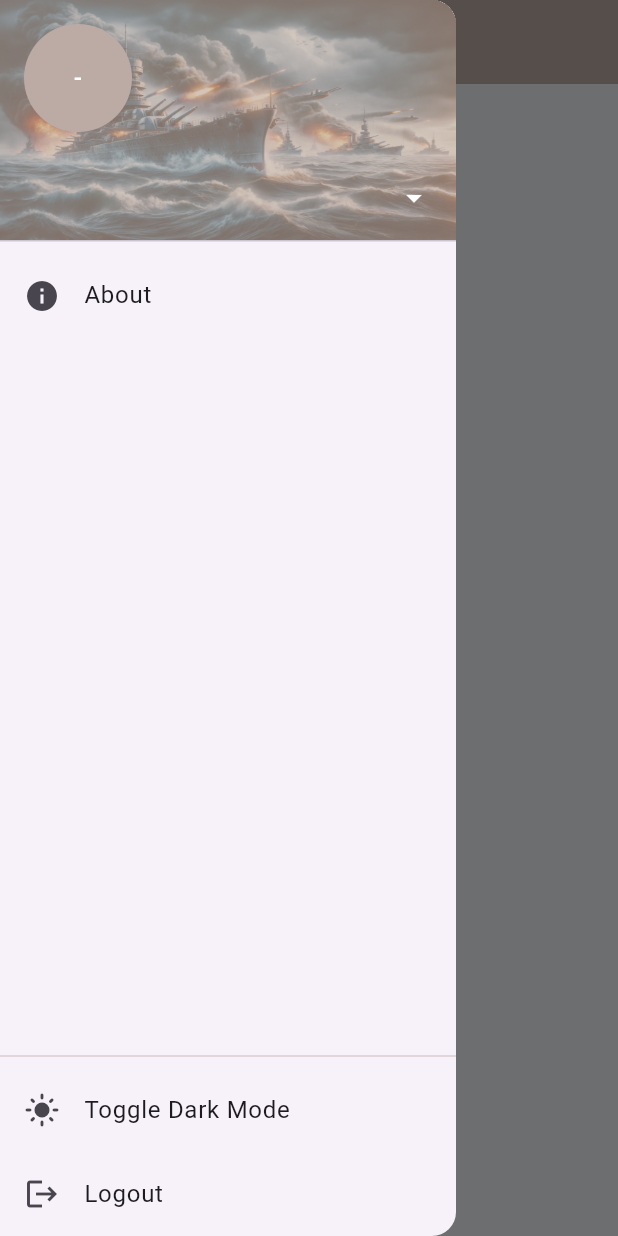
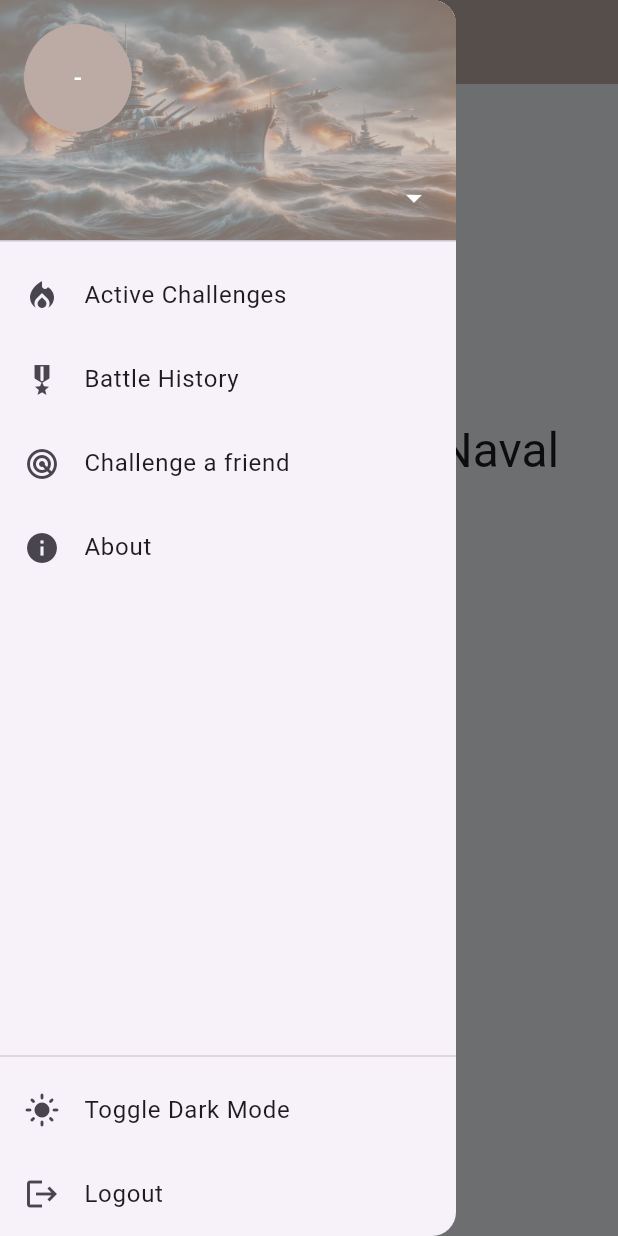
Before and after one commit to dragospaulpop-teach/flutter-battleships, a Flutter app: the screen it shows once a user with an empty profile is signed in, with the side drawer open, on a phone screen of 412 x 824 dp. Run offline on Flutter 3.47's test engine with Material 2 defaults, Android fonts, the light colour scheme and no system bars; our stand-ins replace cloud_firestore, firebase_auth, firebase_core; accounts and stored records are empty; generated files the repository leaves out were written again.

Commit message:
challenges work

```diff
--- a/lib/components/app_drawer.dart
+++ b/lib/components/app_drawer.dart
@@ -8,9 +8,9 @@ class AppDrawer extends StatelessWidget {
   final VoidCallback? toggleDarkMode;
 
   void editDisplayName(BuildContext context) {
-    final _auth = Provider.of<AuthNotifier>(context, listen: false);
+    final auth = Provider.of<AuthNotifier>(context, listen: false);
     final TextEditingController controller =
-        TextEditingController(text: _auth.user?.displayName);
+        TextEditingController(text: auth.user?.displayName);
     showDialog(
       context: context,
       builder: (BuildContext context) {
@@ -29,15 +29,25 @@ class AppDrawer extends StatelessWidget {
               }),
           actions: [
             TextButton(
-              child: Text('Cancel'),
+              child: Text(
+                'Cancel',
+                style: TextStyle(
+                  color: Theme.of(context).colorScheme.error,
+                ),
+              ),
               onPressed: () {
                 Navigator.of(context).pop();
               },
             ),
             TextButton(
-              child: Text('Save'),
+              child: Text(
+                'Save',
+                style: TextStyle(
+                  color: Theme.of(context).colorScheme.primary,
+                ),
+              ),
               onPressed: () {
-                _auth.updateDisplayName(controller.text);
+                auth.updateDisplayName(controller.text);
                 Navigator.of(context).pop();
               },
             ),
@@ -106,6 +116,30 @@ class AppDrawer extends StatelessWidget {
                 padding: EdgeInsets.zero,
                 children: [
                   ListTile(
+                    leading: const Icon(Icons.local_fire_department),
+                    title: const Text("Active Challenges"),
+                    onTap: () {
+                      Navigator.pop(context);
+                      Navigator.pushNamed(context, '/challenges');
+                    },
+                  ),
+                  ListTile(
+                    leading: const Icon(Icons.military_tech),
+                    title: const Text("Battle History"),
+                    onTap: () {
+                      Navigator.pop(context);
+                      Navigator.pushNamed(context, '/history');
+                    },
+                  ),
+                  ListTile(
+                    leading: const Icon(Icons.radar),
+                    title: const Text("Challenge a friend"),
+                    onTap: () {
+                      Navigator.pop(context);
+                      Navigator.pushNamed(context, '/users');
+                    },
+                  ),
+                  ListTile(
                     leading: const Icon(Icons.info_sharp),
                     title: const Text("About"),
                     onTap: () {
--- /dev/null
+++ b/lib/components/battle_history.dart
@@ -0,0 +1,39 @@
+import 'package:flutter/material.dart';
+import 'package:flutter_battleships/state/auth_notifier.dart';
+
+class BattleHistory extends StatelessWidget {
+  const BattleHistory({super.key, required this.auth});
+
+  final AuthNotifier auth;
+
+  @override
+  Widget build(BuildContext context) {
+    return SingleChildScrollView(
+      child: Column(
+        mainAxisSize: MainAxisSize.min,
+        children: [
+          Text(
+            "Welcome back to Naval Clash, ${auth.user!.displayName}!",
+            style: Theme.of(context).textTheme.headlineLarge,
+            textAlign: TextAlign.center,
+          ),
+          const SizedBox(height: 32),
+          OutlinedButton(
+            child: const Text('Active Challanges'),
+            onPressed: () => Navigator.of(context).pushNamed('/challenges'),
+          ),
+          const SizedBox(height: 32),
+          OutlinedButton(
+            child: const Text('Battle History'),
+            onPressed: () => Navigator.of(context).pushNamed('/history'),
+          ),
+          const SizedBox(height: 32),
+          OutlinedButton(
+            child: const Text('Challenge a friend'),
+            onPressed: () => Navigator.of(context).pushNamed('/users'),
+          ),
+        ],
+      ),
+    );
+  }
+}
--- /dev/null
+++ b/lib/models/challenge.dart
@@ -0,0 +1,30 @@
+import 'package:cloud_firestore/cloud_firestore.dart';
+
+class Challenge {
+  final String issuerId;
+  final String issuerUsername;
+  final String targetId;
+  final String targetUsername;
+  final bool isAccepted;
+  final Timestamp timestamp;
+
+  Challenge({
+    required this.issuerId,
+    required this.issuerUsername,
+    required this.targetId,
+    required this.targetUsername,
+    required this.isAccepted,
+    required this.timestamp,
+  });
+
+  Map<String, dynamic> toJson() {
+    return {
+      'issuerId': issuerId,
+      'issuerUsername': issuerUsername,
+      'targetId': targetId,
+      'targetUsername': targetUsername,
+      'isAccepted': isAccepted,
+      'timestamp': timestamp,
+    };
+  }
+}
--- a/lib/pages/home_page.dart
+++ b/lib/pages/home_page.dart
@@ -1,5 +1,6 @@
 import 'package:flutter/material.dart';
 import 'package:flutter_battleships/components/app_drawer.dart';
+import 'package:flutter_battleships/components/battle_history.dart';
 import 'package:flutter_battleships/components/login_or_signup_form.dart';
 import 'package:flutter_battleships/state/auth_notifier.dart';
 import 'package:provider/provider.dart';
@@ -23,7 +24,7 @@ class HomePage extends StatelessWidget {
             child: Consumer<AuthNotifier>(
               builder: (context, auth, child) {
                 return auth.user != null
-                    ? const Text('Logged in')
+                    ? BattleHistory(auth: auth)
                     : const LoginOrSignupForm();
               },
             ),
--- a/lib/router.dart
+++ b/lib/router.dart
@@ -1,12 +1,18 @@
 import 'package:flutter/material.dart';
 import 'package:flutter_battleships/pages/about_page.dart';
+import 'package:flutter_battleships/pages/challenges_page.dart';
+import 'package:flutter_battleships/pages/history_page.dart';
 import 'package:flutter_battleships/pages/home_page.dart';
+import 'package:flutter_battleships/pages/users_page.dart';
 
 class AppRouter {
   AppRouter({required this.context, required this.toggleDarkMode}) {
     items = {
       '/': (context) => HomePage(toggleDarkMode: toggleDarkMode),
       '/about': (context) => const AboutPage(),
+      '/challenges': (context) => ChallengesPage(),
+      '/history': (context) => const HistoryPage(),
+      '/users': (context) => UsersPage(),
     };
   }
 
```
Also changed, not shown: lib/pages/challenges_page.dart (added, +156 -0 lines), lib/pages/history_page.dart (added, +19 -0 lines), lib/pages/users_page.dart (added, +87 -0 lines), lib/state/auth_notifier.dart (+7 -0 lines), lib/state/battles_notifier.dart (added, +78 -0 lines), lib/models/action.dart (added), lib/models/battle.dart (added).
